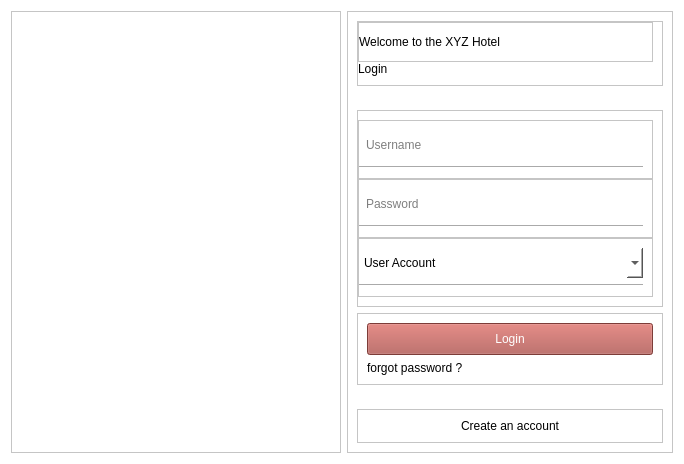
Before: the Qt Designer form application/login/login.ui in SeneshNV/XYZ-Hotel-Management, drawn with Qt 5.
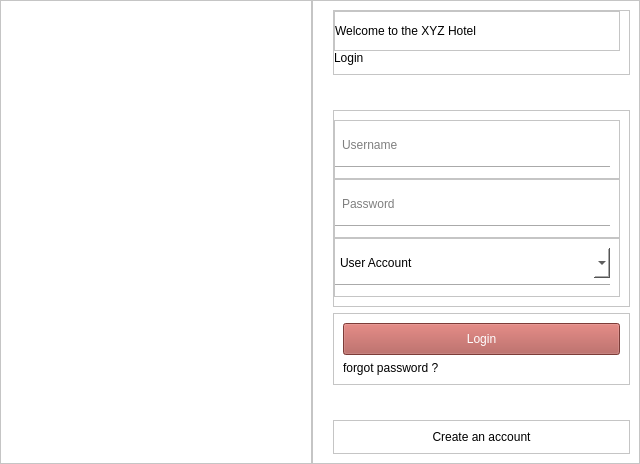
After: the same form once the commit is applied. Icons and pictures are not drawn.

Patch:
```diff
--- a/application/login/login.ui
+++ b/application/login/login.ui
@@ -6,10 +6,16 @@
    <rect>
     <x>0</x>
     <y>0</y>
-    <width>684</width>
+    <width>640</width>
     <height>464</height>
    </rect>
   </property>
+  <property name="maximumSize">
+   <size>
+    <width>640</width>
+    <height>16777215</height>
+   </size>
+  </property>
   <property name="windowTitle">
    <string>XYZ - login </string>
   </property>
@@ -17,6 +23,21 @@
    <string notr="true">background-color: rgb(255, 255, 255);</string>
   </property>
   <layout class="QHBoxLayout" name="horizontalLayout">
+   <property name="spacing">
+    <number>0</number>
+   </property>
+   <property name="leftMargin">
+    <number>0</number>
+   </property>
+   <property name="topMargin">
+    <number>0</number>
+   </property>
+   <property name="rightMargin">
+    <number>0</number>
+   </property>
+   <property name="bottomMargin">
+    <number>0</number>
+   </property>
    <item>
     <widget class="QFrame" name="frame">
      <property name="frameShape">
@@ -26,6 +47,21 @@
       <enum>QFrame::Raised</enum>
      </property>
      <layout class="QHBoxLayout" name="horizontalLayout_4">
+      <property name="spacing">
+       <number>0</number>
+      </property>
+      <property name="leftMargin">
+       <number>0</number>
+      </property>
+      <property name="topMargin">
+       <number>0</number>
+      </property>
+      <property name="rightMargin">
+       <number>0</number>
+      </property>
+      <property name="bottomMargin">
+       <number>0</number>
+      </property>
       <item>
        <widget class="QLabel" name="label_5">
         <property name="minimumSize">
@@ -44,6 +80,12 @@
    </item>
    <item>
     <widget class="QFrame" name="frame_2">
+     <property name="maximumSize">
+      <size>
+       <width>330</width>
+       <height>16777215</height>
+      </size>
+     </property>
      <property name="styleSheet">
       <string notr="true">font-family: 'SF Pro Display';</string>
      </property>
@@ -54,6 +96,9 @@
       <enum>QFrame::Raised</enum>
      </property>
      <layout class="QVBoxLayout" name="verticalLayout_8">
+      <property name="leftMargin">
+       <number>20</number>
+      </property>
       <item>
        <widget class="QFrame" name="frame_3">
         <property name="frameShape">
@@ -125,9 +170,9 @@
                <string/>
               </property>
               <property name="icon">
-               <iconset resource="../../icon/icon.qrc">
-                <normaloff>:/newPrefix/x-circle.svg</normaloff>
-                <normalon>:/newPrefix/x-circle 2.svg</normalon>:/newPrefix/x-circle.svg</iconset>
+               <iconset resource="../../icon.qrc">
+                <normaloff>:/newPrefix/icon/x-circle.svg</normaloff>
+                <normalon>:/newPrefix/icon/x-circle 2.svg</normalon>:/newPrefix/icon/x-circle.svg</iconset>
               </property>
              </widget>
             </item>
@@ -188,7 +233,7 @@
              <number>0</number>
             </property>
             <item>
-             <widget class="QLineEdit" name="0">
+             <widget class="QLineEdit" name="txt_u_name">
               <property name="minimumSize">
                <size>
                 <width>0</width>
@@ -232,7 +277,7 @@
              <number>0</number>
             </property>
             <item>
-             <widget class="QLineEdit" name="lineEdit_3">
+             <widget class="QLineEdit" name="txt_u_pass">
               <property name="minimumSize">
                <size>
                 <width>0</width>
@@ -279,7 +324,7 @@
              <number>0</number>
             </property>
             <item>
-             <widget class="QComboBox" name="comboBox">
+             <widget class="QComboBox" name="cmb_u_acc_type">
               <property name="minimumSize">
                <size>
                 <width>0</width>
@@ -330,7 +375,7 @@
         </property>
         <layout class="QVBoxLayout" name="verticalLayout_2">
          <item>
-          <widget class="QPushButton" name="pushButton_2">
+          <widget class="QPushButton" name="btn_login">
            <property name="minimumSize">
             <size>
              <width>40</width>
@@ -352,7 +397,7 @@
           </widget>
          </item>
          <item>
-          <widget class="QLabel" name="label_4">
+          <widget class="QLabel" name="btn_forgot_pass">
            <property name="cursor">
             <cursorShape>PointingHandCursor</cursorShape>
            </property>
@@ -387,7 +432,7 @@
         </property>
         <layout class="QHBoxLayout" name="horizontalLayout_3">
          <item>
-          <widget class="QLabel" name="label_3">
+          <widget class="QLabel" name="btn_create_acc">
            <property name="cursor">
             <cursorShape>PointingHandCursor</cursorShape>
            </property>
```
Left out of the diff: 2 changed lines with no effect on the pictures.
